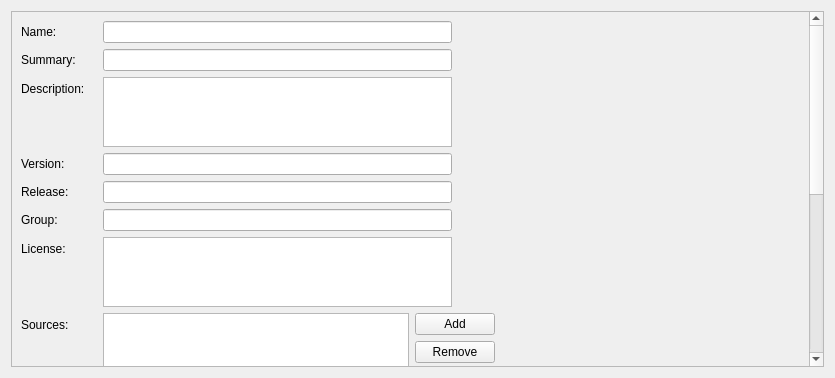
Qt form src/plugins/mer/yamleditorwidget.ui (sailfishos/sailfish-qtcreator) before a commit.
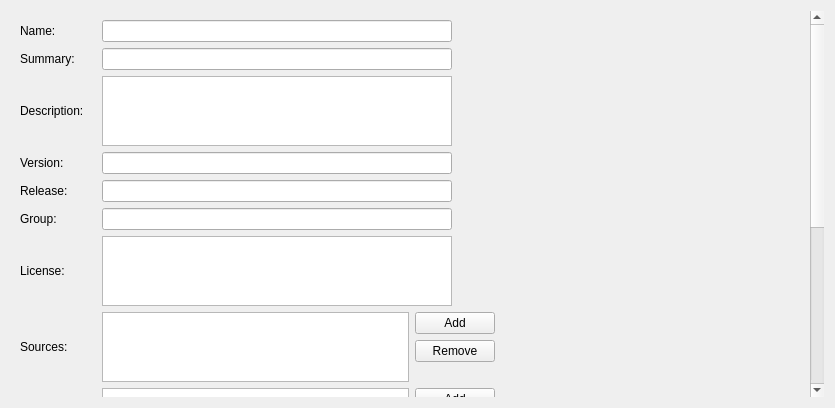
The same form after that commit.

Commit message: Jolla: Refactor YAML editor widget

```diff
--- a/src/plugins/mer/yamleditorwidget.ui
+++ b/src/plugins/mer/yamleditorwidget.ui
@@ -7,7 +7,7 @@
     <x>0</x>
     <y>0</y>
     <width>835</width>
-    <height>378</height>
+    <height>408</height>
    </rect>
   </property>
   <property name="sizePolicy">
@@ -28,6 +28,15 @@
        <verstretch>1</verstretch>
       </sizepolicy>
      </property>
+     <property name="frameShape">
+      <enum>QFrame::NoFrame</enum>
+     </property>
+     <property name="frameShadow">
+      <enum>QFrame::Plain</enum>
+     </property>
+     <property name="lineWidth">
+      <number>0</number>
+     </property>
      <property name="widgetResizable">
       <bool>true</bool>
      </property>
@@ -35,12 +44,12 @@
       <property name="geometry">
        <rect>
         <x>0</x>
-        <y>-279</y>
-        <width>798</width>
-        <height>758</height>
+        <y>0</y>
+        <width>796</width>
+        <height>829</height>
        </rect>
       </property>
-      <layout class="QFormLayout" name="formLayout">
+      <layout class="QGridLayout" name="gridLayout_6">
        <item row="0" column="0">
         <widget class="QLabel" name="nameLabel">
          <property name="text">
```
